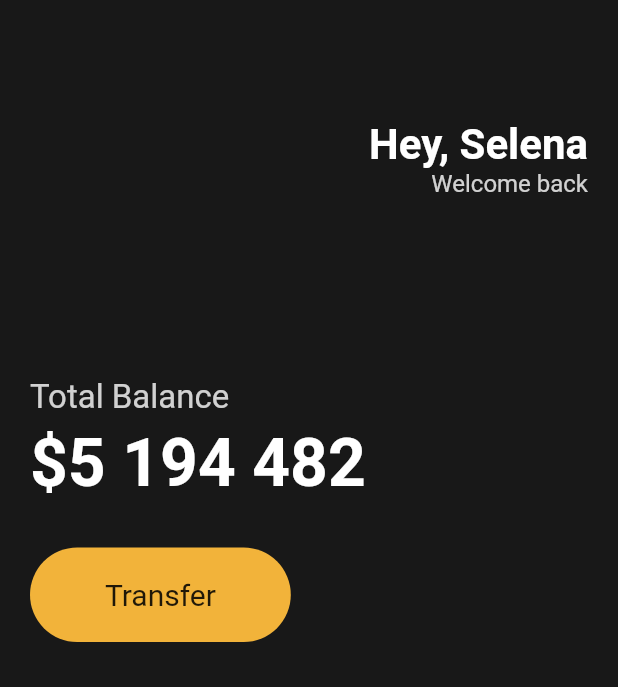
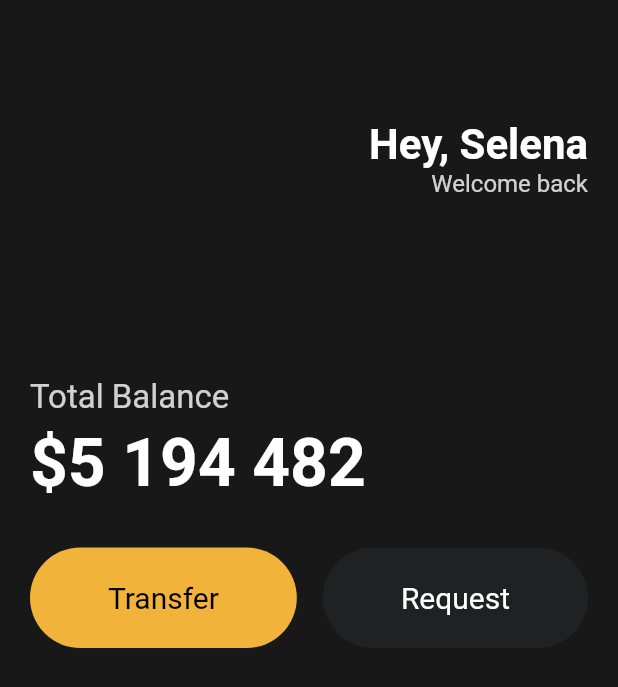
Before and after one commit to daveg7lee/toonflix, a Flutter app: the screen it shows after launch, on a phone screen of 412 x 824 dp. Shown: the top 687 px of the screen. Run offline on Flutter 3.47's test engine with Material 2 defaults, Android fonts, the phone set to English and light mode, and no system bars.

Commit message:
Reusable Widgets

```diff
--- a/lib/main.dart
+++ b/lib/main.dart
@@ -1,4 +1,5 @@
 import 'package:flutter/material.dart';
+import 'package:toonflix/widgets/button.dart';
 
 void main() {
   runApp(App());
@@ -65,24 +66,16 @@ class App extends StatelessWidget {
                 height: 30,
               ),
               Row(
-                children: [
-                  Container(
-                    decoration: BoxDecoration(
-                        color: const Color(0xFFF2B33A),
-                        borderRadius: BorderRadius.circular(45)),
-                    child: const Padding(
-                      padding: EdgeInsets.symmetric(
-                        vertical: 20,
-                        horizontal: 50,
-                      ),
-                      child: Text(
-                        'Transfer',
-                        style: TextStyle(
-                          fontSize: 20,
-                        ),
-                      ),
-                    ),
-                  )
+                mainAxisAlignment: MainAxisAlignment.spaceBetween,
+                children: const [
+                  Button(
+                      text: "Transfer",
+                      bgColor: Color(0xFFF2B33A),
+                      textColor: Colors.black),
+                  Button(
+                      text: "Request",
+                      bgColor: Color(0xFF1F2123),
+                      textColor: Colors.white)
                 ],
               )
             ],
--- /dev/null
+++ b/lib/widgets/button.dart
@@ -0,0 +1,34 @@
+import 'package:flutter/material.dart';
+
+class Button extends StatelessWidget {
+  final String text;
+  final Color bgColor;
+  final Color textColor;
+
+  const Button({
+    required this.text,
+    required this.bgColor,
+    required this.textColor,
+  });
+
+  @override
+  Widget build(BuildContext context) {
+    return Container(
+      decoration: BoxDecoration(
+          color: bgColor, borderRadius: BorderRadius.circular(45)),
+      child: Padding(
+        padding: const EdgeInsets.symmetric(
+          vertical: 22,
+          horizontal: 52,
+        ),
+        child: Text(
+          text,
+          style: TextStyle(
+            fontSize: 20,
+            color: textColor,
+          ),
+        ),
+      ),
+    );
+  }
+}
```
